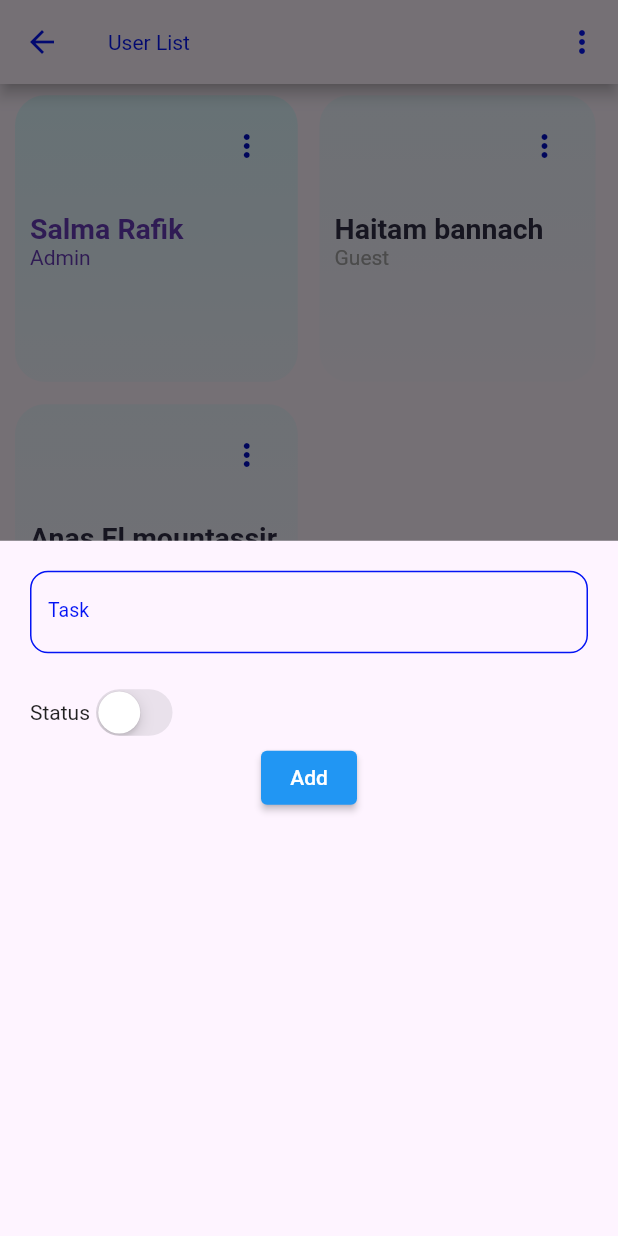
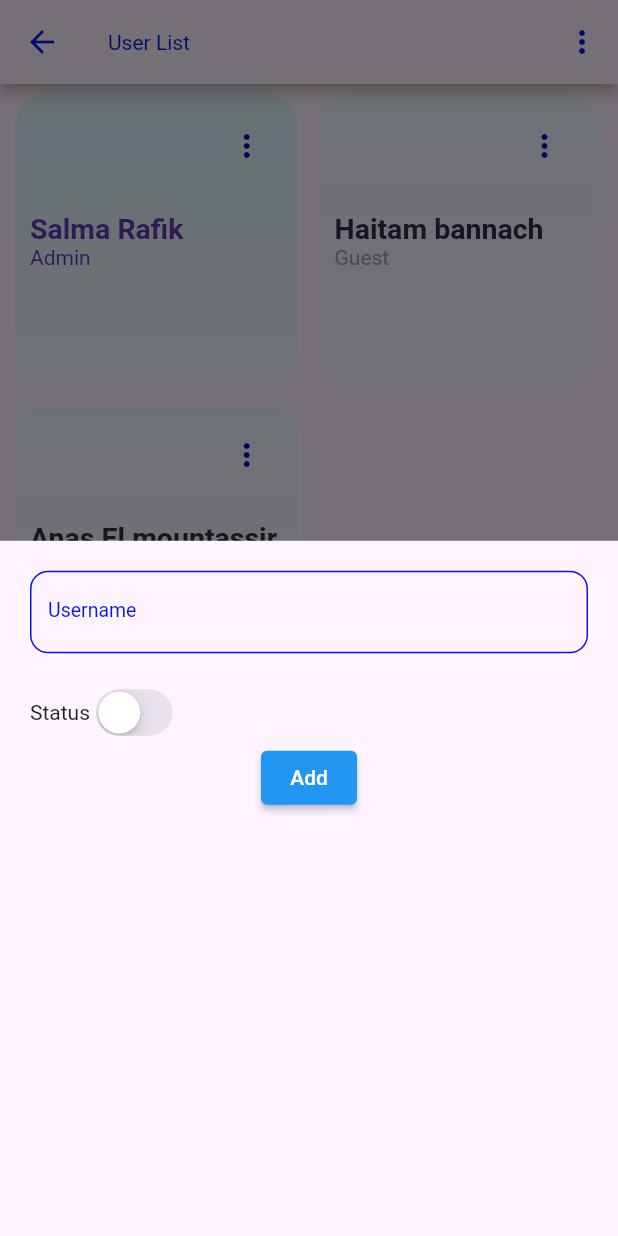
Before and after one commit to ImaneIK/glowing-invention, a Flutter app: the UserConf screen opened directly, after a tap on the "add" icon, on a phone screen of 412 x 824 dp. Run offline on Flutter 3.47's test engine with Material 2 defaults, Android fonts, the light colour scheme and no system bars; our stand-ins replace animated_splash_screen, flutter_screenutil, google_fonts, material_design_icons_flutter, shared_preferences, sleek_circular_slider; accounts and stored records are empty.

Commit message:
sixth commit

```diff
--- a/lib/sub_pages/users.dart
+++ b/lib/sub_pages/users.dart
@@ -25,7 +25,7 @@ class _UserConfState extends State<UserConf> {
               TextField(
                 controller: taskController,
                 decoration: const InputDecoration(
-                  labelText: 'Task',
+                  labelText: 'Username',
                 ),
               ),
               const SizedBox(height: 20),
```
